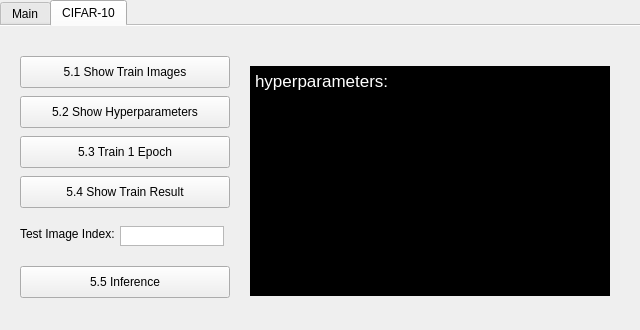
The window that main.ui (WeiZhiHuang/cvdl-hw1) describes before a commit, drawn with Qt 5.
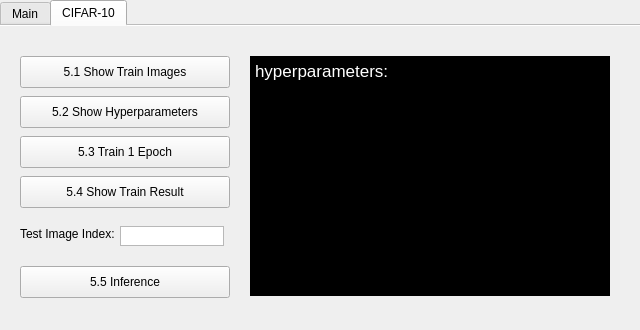
The same window after the commit. The open tabs and pages were chosen to show the change.

Diff of the .ui file:
```diff
--- a/main.ui
+++ b/main.ui
@@ -502,9 +502,9 @@
      <property name="geometry">
       <rect>
        <x>250</x>
-       <y>40</y>
+       <y>30</y>
        <width>360</width>
-       <height>230</height>
+       <height>240</height>
       </rect>
      </property>
      <property name="styleSheet">
```
